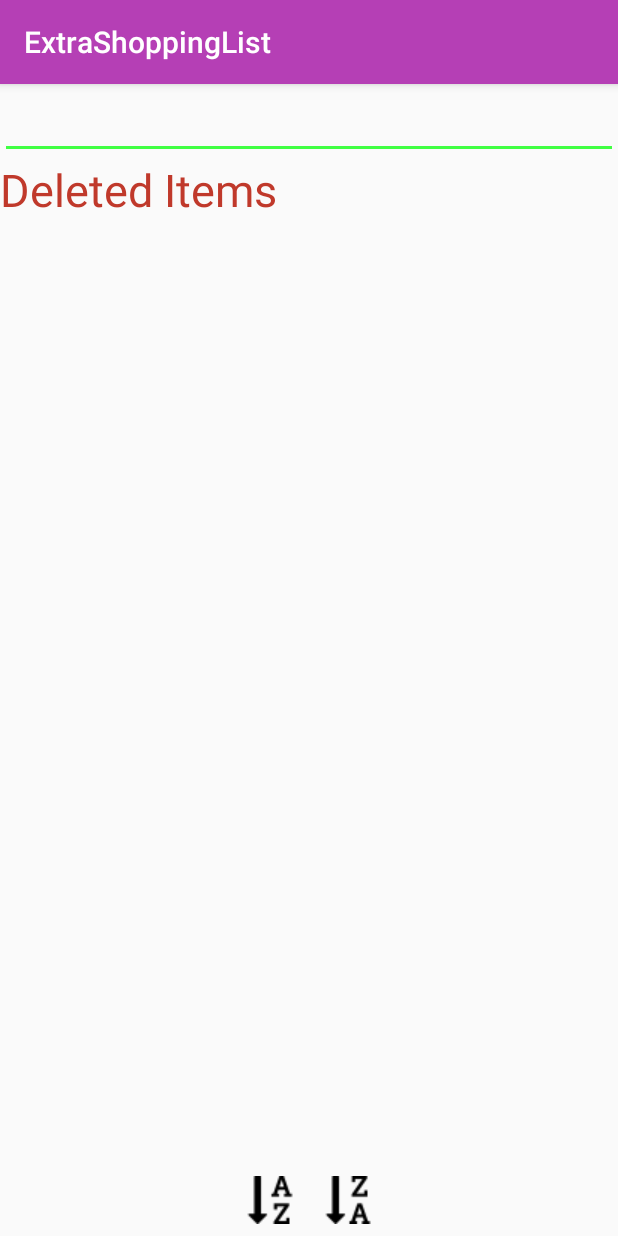
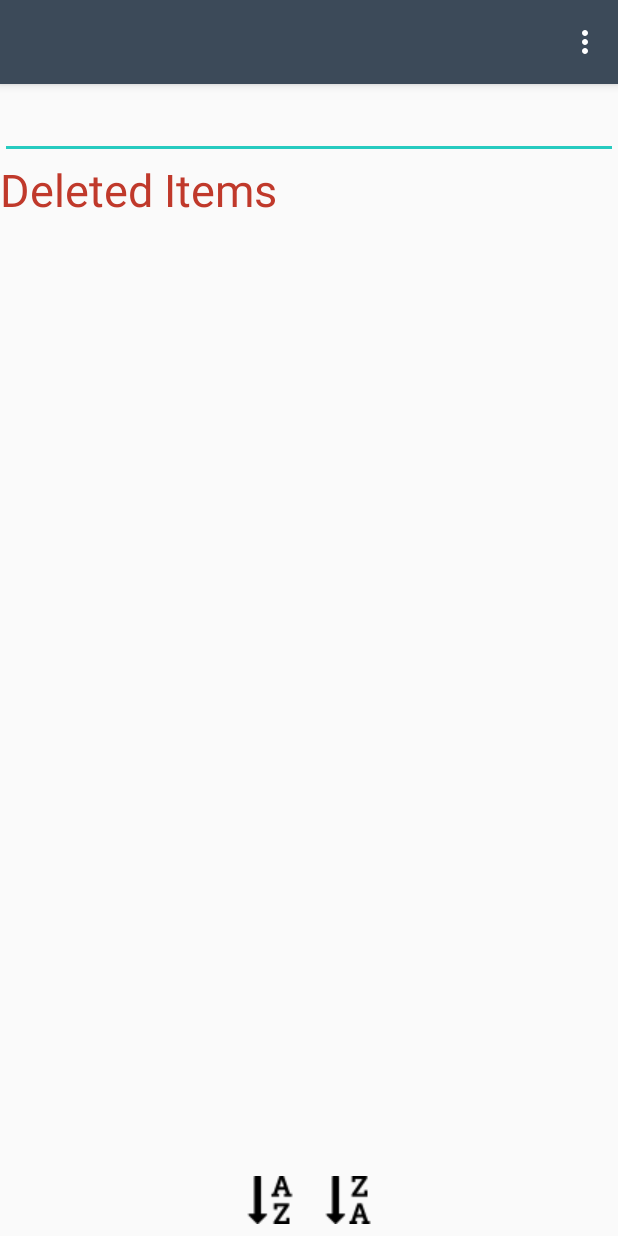
Before and after one commit to aleksandranowominska/Shopping-List, an Android app: the screen it shows after launch (MainActivity), on a phone screen of 412 x 824 dp. Run offline under Robolectric (Android 15) with nearby library versions, the phone set to English and light mode, and no system bars.

Commit message:
Card view for deleted items, sort ascending and descending from the top bar

```diff
--- a/app/src/main/AndroidManifest.xml
+++ b/app/src/main/AndroidManifest.xml
@@ -5,7 +5,7 @@
     <application
         android:allowBackup="true"
         android:icon="@mipmap/ic_launcher"
-        android:label="@string/app_name"
+        android:label=""
         android:roundIcon="@mipmap/ic_launcher_round"
         android:supportsRtl="true"
         android:theme="@style/AppTheme">
--- a/app/src/main/res/layout/activity_main.xml
+++ b/app/src/main/res/layout/activity_main.xml
@@ -1,4 +1,5 @@
 <?xml version="1.0" encoding="utf-8"?>
+
 <RelativeLayout xmlns:android="http://schemas.android.com/apk/res/android"
     xmlns:app="http://schemas.android.com/apk/res-auto"
     xmlns:tools="http://schemas.android.com/tools"
--- /dev/null
+++ b/app/src/main/res/menu/shopping_list_menu.xml
@@ -0,0 +1,17 @@
+<?xml version="1.0" encoding="utf-8"?>
+<menu xmlns:android="http://schemas.android.com/apk/res/android"
+    android:layout_height="wrap_content"
+    android:layout_width="match_parent">
+    <item android:id="@+id/sort_list"
+        android:icon="@drawable/sort_options"
+        android:title="Sort list">
+        <menu>
+            <item android:id="@+id/sort_up"
+            android:title="Sort ascending" />
+            <item android:id="@+id/sort_down"
+            android:title="Sort descending" />
+            <item android:id="@+id/sort_with_stars"
+            android:title="Sort by priority" />
+        </menu>
+    </item>
+</menu>
--- a/app/src/main/res/values/colors.xml
+++ b/app/src/main/res/values/colors.xml
@@ -1,6 +1,6 @@
 <?xml version="1.0" encoding="utf-8"?>
 <resources>
-    <color name="colorPrimary">#b53fb5</color>
-    <color name="colorPrimaryDark">#8e309f</color>
-    <color name="colorAccent">#40ff43</color>
+    <color name="colorPrimary">#3C4A59</color>
+    <color name="colorPrimaryDark">#2C3A49</color>
+    <color name="colorAccent">#27CBC0</color>
 </resources>
```
Also changed, not shown: app/src/main/java/pl/ola/extrashoppinglist/MainActivity.java (+34 -0 lines), app/src/main/res/layout/single_deleted_item_cell.xml (+22 -9 lines), app/src/main/res/values/styles.xml (+8 -1 lines), app/src/main/res/drawable-xhdpi/sort_options.png (added).
